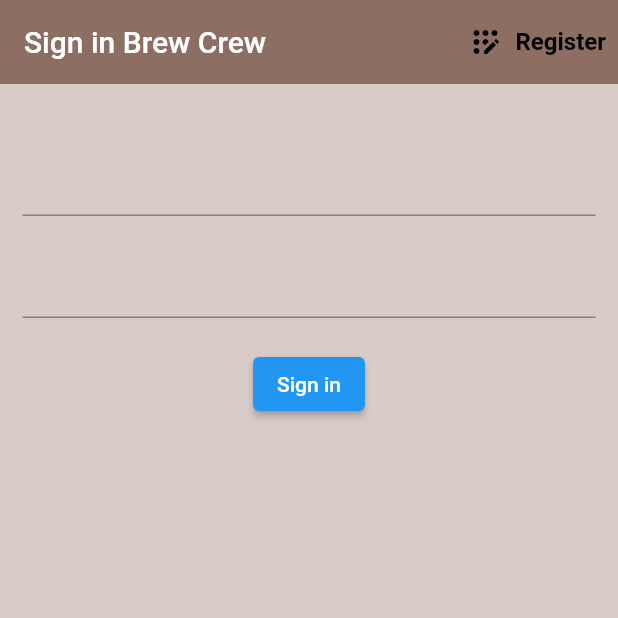
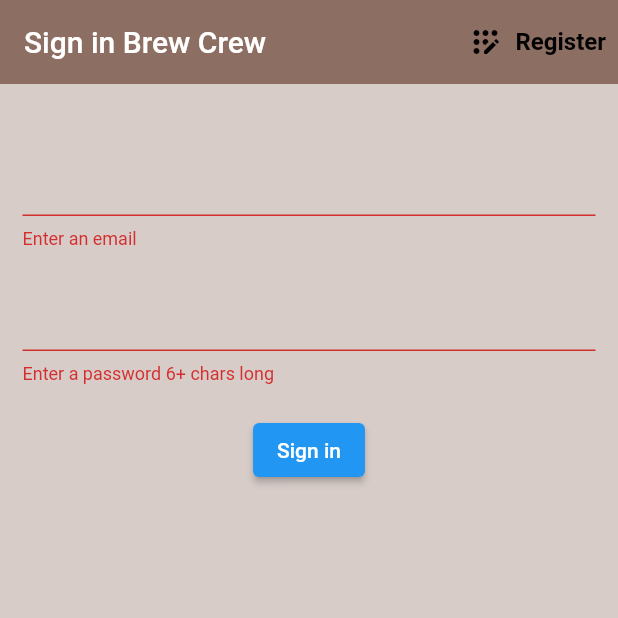
Before and after one commit to es-amit/Brew-Crew, a Flutter app: the screen it shows after launch, after a tap on "Sign in", on a phone screen of 412 x 824 dp, the top half of it. Run offline on Flutter 3.47's test engine with Material 2 defaults, Android fonts, the phone set to English and light mode, and no system bars; our stand-ins replace firebase_auth, firebase_core; accounts and stored records are empty.

Commit message:
adding Sign in function

```diff
--- a/lib/screens/authenticate/sign_in.dart
+++ b/lib/screens/authenticate/sign_in.dart
@@ -13,11 +13,13 @@ class SignIn extends StatefulWidget {
 class _SignInState extends State<SignIn> {
 
   final AuthService _auth = AuthService();
+  final _formKey = GlobalKey<FormState>();
 
   //text field state
 
   String email = "";
   String password = "";
+  String error = '';
 
   @override
   Widget build(BuildContext context) {
@@ -45,10 +47,12 @@ class _SignInState extends State<SignIn> {
       body: Container(
         padding: const EdgeInsets.symmetric(vertical: 20.0,horizontal: 15.0),
         child: Form(
+          key: _formKey,
           child: Column(
             children: <Widget>[
               const SizedBox(height: 20.0,),
               TextFormField(
+                validator: (val) => val!.isEmpty ? "Enter an email" : null,
                 onChanged: (val){
                   setState(() {
                     email = val;
@@ -58,6 +62,7 @@ class _SignInState extends State<SignIn> {
               ),
               const SizedBox(height: 20.0,),
               TextFormField(
+                validator: (val) => val!.length <6 ? "Enter a password 6+ chars long": null,
                 obscureText: true,
                 onChanged: (val){
                   setState(() {
@@ -67,17 +72,28 @@ class _SignInState extends State<SignIn> {
               ),
               const SizedBox(height: 20.0,),
               ElevatedButton(
-
                 onPressed: () async{
-                  print(email);
-                  print(password);
+                  if(_formKey.currentState!.validate()){
+                    dynamic result = await _auth.signInWithEmailAndPassword(email, password);
+                    if(result == null){
+                      setState(() {
+                        error = 'Could not sign in with those credentials';
+                      });
+                    }
+                  }
                 },
                 child:
                 const Text("Sign in",
                 style: TextStyle(
                   color: Colors.white
                 ),)
-                )
+                ),
+                const SizedBox(height: 12.0,),
+                Text(error,
+                style: const TextStyle(
+                  color: Colors.red,
+                  fontSize: 16.0
+                ),),
             ],
           ),)
       ),
--- a/lib/services/auth.dart
+++ b/lib/services/auth.dart
@@ -31,7 +31,20 @@ class AuthService{
       return null;
     }
   }
+
   // sign in with email and password
+  Future signInWithEmailAndPassword(String email,String password) async{
+    try{
+      UserCredential result = await _auth.signInWithEmailAndPassword(email: email, password: password);
+      User? user = result.user;
+      return user;
+
+    }
+    catch(e){
+      print(e.toString());
+      return null;
+    }
+  }
 
   // register with email and password
   Future registerWithEmailAndPassword(String email,String password) async{
```
